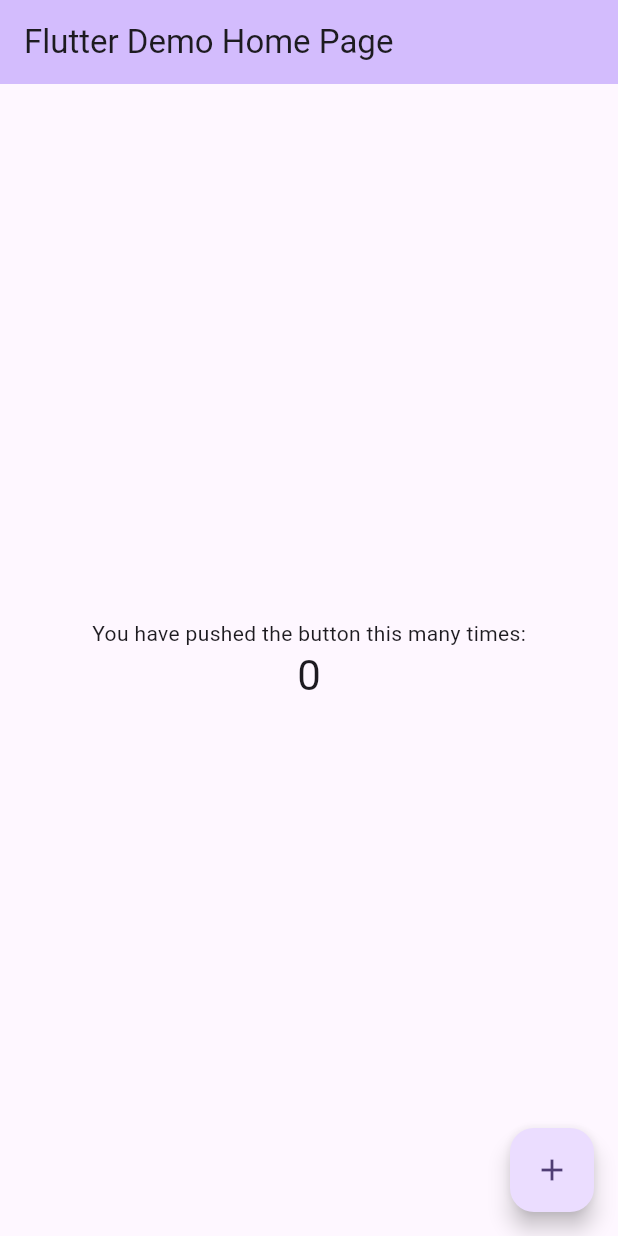
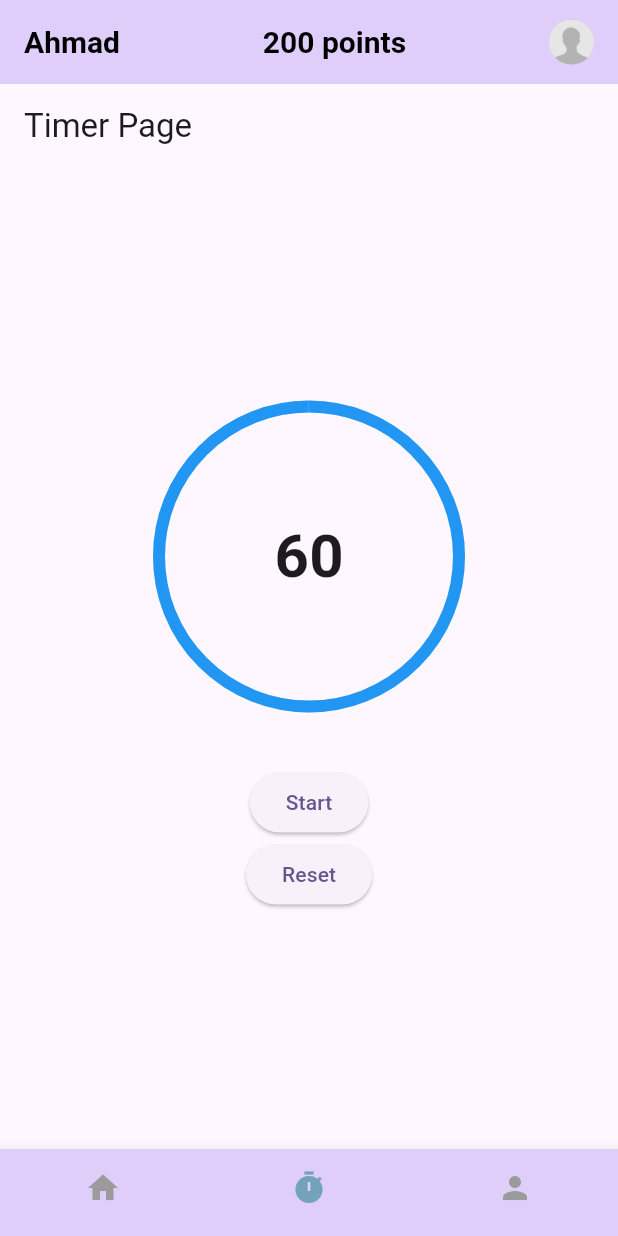
Before and after one commit to limyaoqi/hackathon_2024, a Flutter app: the screen it shows after launch, on a phone screen of 412 x 824 dp. Run offline on Flutter 3.47's test engine with Material 3 defaults, Android fonts, the phone set to English and light mode, and no system bars.

Commit message:
merge home page and tracking page

```diff
--- a/mobile/lib/main.dart
+++ b/mobile/lib/main.dart
@@ -1,4 +1,5 @@
 import 'package:flutter/material.dart';
+import 'package:mobile/root.dart';
 
 void main() {
   runApp(const MyApp());
@@ -31,13 +32,13 @@ class MyApp extends StatelessWidget {
         colorScheme: ColorScheme.fromSeed(seedColor: Colors.deepPurple),
         useMaterial3: true,
       ),
-      home: const MyHomePage(title: 'Flutter Demo Home Page'),
+      home: const Main(title: 'Flutter Demo Home Page'),
     );
   }
 }
 
-class MyHomePage extends StatefulWidget {
-  const MyHomePage({super.key, required this.title});
+class Main extends StatefulWidget {
+  const Main({super.key, required this.title});
 
   // This widget is the home page of your application. It is stateful, meaning
   // that it has a State object (defined below) that contains fields that affect
@@ -51,75 +52,29 @@ class MyHomePage extends StatefulWidget {
   final String title;
 
   @override
-  State<MyHomePage> createState() => _MyHomePageState();
+  State<Main> createState() => _MainState();
 }
 
-class _MyHomePageState extends State<MyHomePage> {
-  int _counter = 0;
+class _MainState extends State<Main> {
+  int _selectedIndex = 0;
 
-  void _incrementCounter() {
+  void _onItemTapped(int index) {
     setState(() {
-      // This call to setState tells the Flutter framework that something has
-      // changed in this State, which causes it to rerun the build method below
-      // so that the display can reflect the updated values. If we changed
-      // _counter without calling setState(), then the build method would not be
-      // called again, and so nothing would appear to happen.
-      _counter++;
+      _selectedIndex = index;
     });
   }
 
   @override
   Widget build(BuildContext context) {
-    // This method is rerun every time setState is called, for instance as done
-    // by the _incrementCounter method above.
-    //
-    // The Flutter framework has been optimized to make rerunning build methods
-    // fast, so that you can just rebuild anything that needs updating rather
-    // than having to individually change instances of widgets.
-    return Scaffold(
-      appBar: AppBar(
-        // TRY THIS: Try changing the color here to a specific color (to
-        // Colors.amber, perhaps?) and trigger a hot reload to see the AppBar
-        // change color while the other colors stay the same.
-        backgroundColor: Theme.of(context).colorScheme.inversePrimary,
-        // Here we take the value from the MyHomePage object that was created by
-        // the App.build method, and use it to set our appbar title.
-        title: Text(widget.title),
+    return MaterialApp(
+      title: 'KMR APP',
+      debugShowCheckedModeBanner: false,
+      theme: ThemeData(
+        colorSchemeSeed: Colors.deepPurple,
+        useMaterial3: true,
       ),
-      body: Center(
-        // Center is a layout widget. It takes a single child and positions it
-        // in the middle of the parent.
-        child: Column(
-          // Column is also a layout widget. It takes a list of children and
-          // arranges them vertically. By default, it sizes itself to fit its
-          // children horizontally, and tries to be as tall as its parent.
-          //
-          // Column has various properties to control how it sizes itself and
-          // how it positions its children. Here we use mainAxisAlignment to
-          // center the children vertically; the main axis here is the vertical
-          // axis because Columns are vertical (the cross axis would be
-          // horizontal).
-          //
-          // TRY THIS: Invoke "debug painting" (choose the "Toggle Debug Paint"
-          // action in the IDE, or press "p" in the console), to see the
-          // wireframe for each widget.
-          mainAxisAlignment: MainAxisAlignment.center,
-          children: <Widget>[
-            const Text(
-              'You have pushed the button this many times:',
-            ),
-            Text(
-              '$_counter',
-              style: Theme.of(context).textTheme.headlineMedium,
-            ),
-          ],
-        ),
-      ),
-      floatingActionButton: FloatingActionButton(
-        onPressed: _incrementCounter,
-        tooltip: 'Increment',
-        child: const Icon(Icons.add),
-      ), // This trailing comma makes auto-formatting nicer for build methods.
+      // home: const VerificationPage(verificationId: "dsd"),
+      home: RootPage(),
     );
   }
 }
--- /dev/null
+++ b/mobile/lib/root.dart
@@ -0,0 +1,95 @@
+import 'package:flutter/material.dart';
+import 'package:mobile/screens/home.dart';
+import 'package:mobile/screens/profile.dart';
+import 'package:mobile/screens/tracking.dart';
+
+class RootPage extends StatefulWidget {
+  const RootPage({super.key});
+
+  @override
+  State<RootPage> createState() => _RootPageState();
+}
+
+class _RootPageState extends State<RootPage> {
+  int _selectedIndex = 1;
+
+  void _onItemTapped(int index) {
+    setState(() {
+      _selectedIndex = index;
+    });
+  }
+
+  @override
+  Widget build(BuildContext context) {
+    final List<Widget> widgetOptions = <Widget>[
+      HomePage(),
+      TrackingPage(),
+      ProfilePage()
+    ];
+    var page = widgetOptions.elementAt(_selectedIndex);
+    return Scaffold(
+      appBar: AppBar(
+        automaticallyImplyLeading: false,
+        backgroundColor: const Color(0xffDFCEFA),
+        title: Container(
+          width: double.infinity,
+          height: 60,
+          child: Row(
+            mainAxisAlignment: MainAxisAlignment.spaceBetween,
+            crossAxisAlignment: CrossAxisAlignment.center,
+            children: [
+              const Text(
+                'Ahmad',
+                style: TextStyle(
+                    fontSize: 20,
+                    fontWeight: FontWeight.bold,
+                    color: Colors.black),
+              ),
+              const Text(
+                '200 points',
+                style: TextStyle(
+                    fontSize: 20,
+                    fontWeight: FontWeight.bold,
+                    color: Colors.black),
+              ),
+              InkWell(
+                onTap: () {
+                  _onItemTapped(2);
+                },
+                child: Container(
+                  height: 30,
+                  width: 30,
+                  decoration: const BoxDecoration(
+                    color: Color.fromARGB(255, 210, 210, 210),
+                    shape: BoxShape.circle,
+                    image: DecorationImage(
+                      image: AssetImage("assets/images/profile.jpg"),
+                      fit: BoxFit.cover,
+                    ),
+                  ),
+                ),
+              ),
+            ],
+          ),
+        ),
+      ),
+      bottomNavigationBar: BottomNavigationBar(
+        backgroundColor: const Color(0xffDFCEFA),
+        type: BottomNavigationBarType.fixed,
+        showSelectedLabels: false,
+        showUnselectedLabels: false,
+        items: const <BottomNavigationBarItem>[
+          BottomNavigationBarItem(icon: Icon(Icons.home), label: 'Home'),
+          BottomNavigationBarItem(icon: Icon(Icons.timer), label: 'Tracking'),
+          BottomNavigationBarItem(
+              icon: Icon(Icons.person), label: 'Profile & History')
+        ],
+        currentIndex: _selectedIndex,
+        unselectedItemColor: const Color.fromARGB(255, 155, 155, 155),
+        selectedItemColor: const Color.fromARGB(255, 114, 163, 187),
+        onTap: _onItemTapped,
+      ),
+      body: page,
+    );
+  }
+}
--- /dev/null
+++ b/mobile/lib/screens/tracking.dart
@@ -0,0 +1,107 @@
+import 'package:flutter/material.dart';
+import 'dart:async';
+
+class TrackingPage extends StatefulWidget {
+  const TrackingPage({super.key});
+
+  @override
+  State<TrackingPage> createState() => _TrackingPageState();
+}
+
+class _TrackingPageState extends State<TrackingPage> {
+  Timer? _timer;
+  int _start = 60; // Total countdown time (60 seconds)
+  int _currentTime = 60; // Tracks remaining time
+  bool isRunning = false;
+
+  // Function to start the timer
+  void startTimer() {
+    setState(() {
+      isRunning = true;
+    });
+    _timer = Timer.periodic(Duration(seconds: 1), (timer) {
+      if (_currentTime == 0) {
+        timer.cancel();
+        setState(() {
+          isRunning = false;
+        });
+      } else {
+        setState(() {
+          _currentTime--;
+        });
+      }
+    });
+  }
+
+  // Function to stop the timer
+  void stopTimer() {
+    _timer?.cancel();
+    setState(() {
+      isRunning = false;
+    });
+  }
+
+  // Reset the timer
+  void resetTimer() {
+    _timer?.cancel();
+    setState(() {
+      _currentTime = _start;
+      isRunning = false;
+    });
+  }
+
+  @override
+  void dispose() {
+    _timer?.cancel();
+    super.dispose();
+  }
+
+  @override
+  Widget build(BuildContext context) {
+    double progress = _currentTime / _start;
+
+    return Scaffold(
+      appBar: AppBar(
+        title: Text('Timer Page'),
+      ),
+      body: Center(
+        child: Column(
+          mainAxisAlignment: MainAxisAlignment.center,
+          children: [
+            Stack(
+              alignment: Alignment.center,
+              children: [
+                SizedBox(
+                  child: CircularProgressIndicator(
+                    value: progress, // The progress of the countdown
+                    strokeWidth: 8.0,
+                    valueColor: AlwaysStoppedAnimation<Color>(Colors.blue),
+                    backgroundColor: Colors.grey[300],
+                  ),
+                  height: 200.0,
+                  width: 200.0,
+                ),
+                Text(
+                  '$_currentTime',
+                  style: TextStyle(
+                    fontSize: 40,
+                    fontWeight: FontWeight.bold,
+                  ),
+                ),
+              ],
+            ),
+            SizedBox(height: 40),
+            ElevatedButton(
+              onPressed: isRunning ? stopTimer : startTimer,
+              child: Text(isRunning ? 'Stop' : 'Start'),
+            ),
+            ElevatedButton(
+              onPressed: resetTimer,
+              child: Text('Reset'),
+            ),
+          ],
+        ),
+      ),
+    );
+  }
+}
--- a/mobile/pubspec.yaml
+++ b/mobile/pubspec.yaml
@@ -59,9 +59,8 @@ flutter:
   uses-material-design: true
 
   # To add assets to your application, add an assets section, like this:
-  # assets:
-  #   - images/a_dot_burr.jpeg
-  #   - images/a_dot_ham.jpeg
+  assets:
+    - assets/images/
 
   # An image asset can refer to one or more resolution-specific "variants", see
   # https://flutter.dev/assets-and-images/#resolution-aware
```
Also changed, not shown: mobile/lib/screens/home.dart (added, +133 -0 lines), mobile/lib/screens/profile.dart (added, +10 -0 lines), mobile/assets/images/profile.jpg (added).
